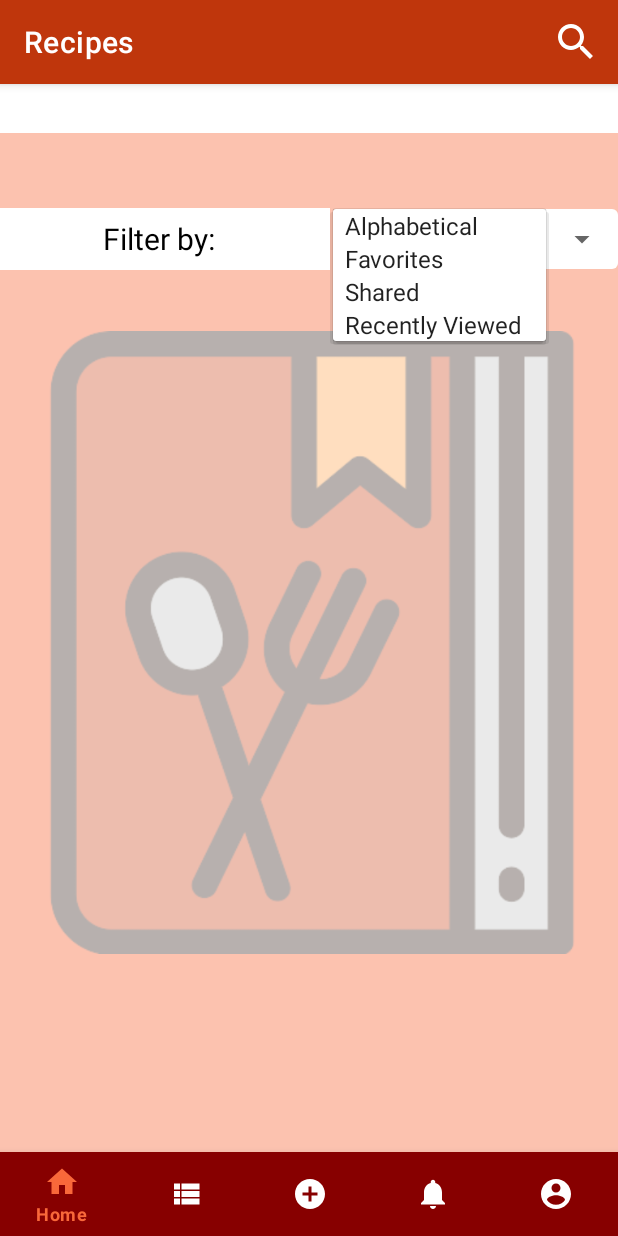
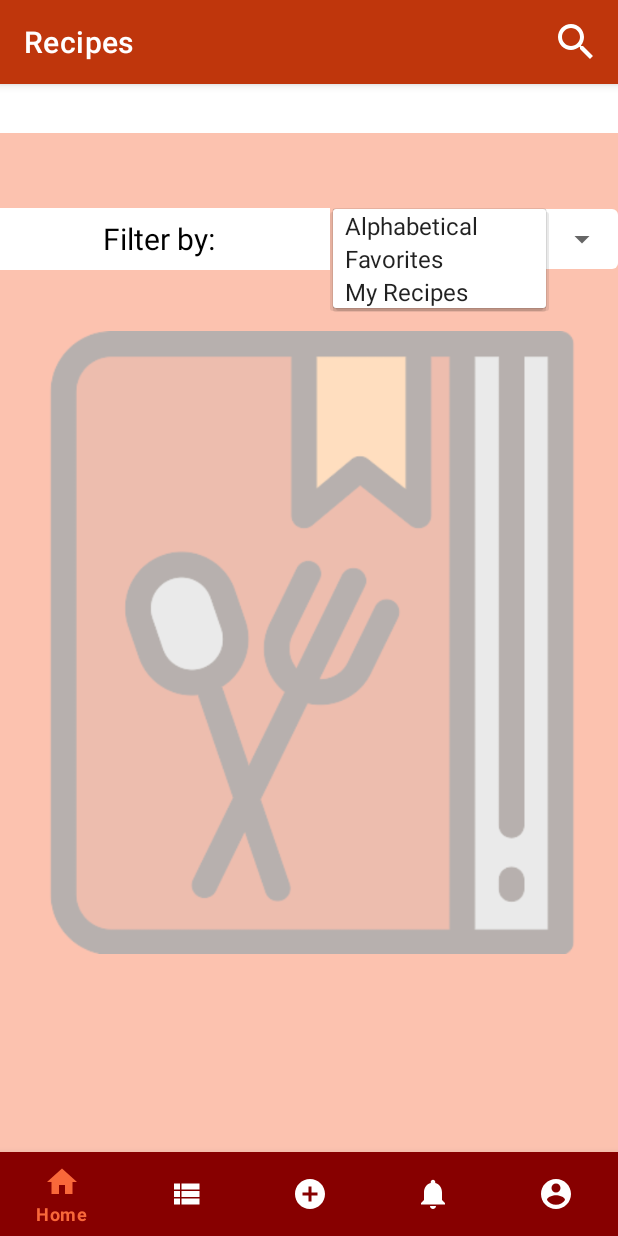
Before and after one commit to cookin-by-the-book/cookin-android, an Android app: the DashboardFragment screen opened through its navigation route, after a tap on "Alphabetical", on a phone screen of 412 x 824 dp. Run offline under Robolectric (Android 15) with nearby library versions, the phone set to English and light mode, and no system bars; our stand-ins replace Firebase (no records; nobody signed in at launch, a user with empty details on screens opened directly), navigation-ui; 2 statements that could not run were skipped.

Commit message:
Finished filtering

```diff
--- a/cookin_by_the_book/app/src/main/java/com/mobileappdev/cookinbythebook/ui/dashboard/DashboardFragment.java
+++ b/cookin_by_the_book/app/src/main/java/com/mobileappdev/cookinbythebook/ui/dashboard/DashboardFragment.java
@@ -99,6 +99,19 @@ public class DashboardFragment extends Fragment {
             }
         });
 
+
+        String hcname = null;
+        String hcowner = null;
+        String hcpicture = null;
+        Map<String, String> hcingredients = null;
+        String hcnotes = null;
+        ArrayList<String> hcsharedWith = null;
+        ArrayList<String> hcsteps = null;
+        ArrayList<String> hcfavorited = null;
+
+        String userID = "RdaBZx60uESOJrIxUnQV";
+        String userName = "Matthew";
+
         Databaser db = new Databaser();
         db.init();
         CollectionReference recipeStore = db.getStore("recipes");
@@ -109,74 +122,91 @@ public class DashboardFragment extends Fragment {
                     public void onComplete(@NonNull Task<QuerySnapshot> task) {
                         if (task.isSuccessful()) {
                             for (QueryDocumentSnapshot document : task.getResult()) {
-                                Log.d(TAG, document.getId() + " => " + document.getData());
+                                Map<String, Object> dater = document.getData();
+                                String name = (String) dater.get("name");
+                                // todo get actual name from UUID
+                                String owner = (String) dater.get("owner");
+                                String picture = (String) dater.get("picture");
+                                Map<String, String> ingredients = (Map<String, String>) dater.get("ingredients");
+                                String notes = (String) dater.get("notes");
+                                ArrayList<String> sharedWith = (ArrayList<String>) dater.get("shared_with");
+                                ArrayList<String> steps = (ArrayList<String>) dater.get("steps");
+                                ArrayList<String> favorited = (ArrayList<String>) dater.get("favorited");
+
+                                Recipe incoming = new Recipe(name, owner, picture, ingredients, notes, sharedWith, steps, favorited);
+                                allRecipesArrayList.add(incoming);
+                                //recipeArrayList.add(incoming);
+                                //Log.d(TAG, incoming.toString());
                             }
-                        } else {
-                            Log.d(TAG, "Error getting documents.", task.getException());
+                            RecipeArrayAdapter adapter = new RecipeArrayAdapter(getContext(), R.layout.recipe_item, recipeArrayList);
+                            Log.d(TAG, "SPINNERVAL:");
+                            Log.d(TAG, spinnerVal);
+                            if (spinnerVal.equals("Favorites")) {
+                                Log.d(TAG, "Favorites IF");
+                                for (int counter = 0; counter < allRecipesArrayList.size(); counter++) {
+                                    if (allRecipesArrayList.get(counter).favorited.contains(userID)) {
+                                        recipeArrayList.add(allRecipesArrayList.get(counter));
                                     }
                                 }
-                });
-
-        // doesn't work
-        Log.d(TAG, " shoot " + db.getOwner("1OZ1hfQzm7mHwKrujHNC"));
-
-        int userID = 1;
-
-        String picture = "";
-        Map<String, String> ingredients = new HashMap<String, String>();
-        String notes = "";
-        ArrayList<String> sharedWith = new ArrayList<String>();
-        ArrayList<String> steps = new ArrayList<String>();
-
-        Recipe sandwich = new Recipe("Sandwich", "Mom", picture,  ingredients, notes, sharedWith, steps);
-        Recipe cake = new Recipe("Cake", "John", picture,  ingredients, notes, sharedWith, steps);
-        Recipe pasta = new Recipe("Pasta", "Matthew", picture,  ingredients, notes, sharedWith, steps);
-        Recipe carbonara = new Recipe("Carbonara", "Jean", picture,  ingredients, notes, sharedWith, steps);
-        Recipe hamburger = new Recipe("Hamburger", "Jerry", picture,  ingredients, notes, sharedWith, steps);
-
-        allRecipesArrayList.add(sandwich);
-        allRecipesArrayList.add(cake);
-        allRecipesArrayList.add(pasta);
-        allRecipesArrayList.add(carbonara);
-        allRecipesArrayList.add(hamburger);
-
-        /*if (spinnerVal == "Favorites") {
+                            }
+                            else if (spinnerVal.equals("My Recipes")) {
+                                Log.d(TAG, "My Recipes IF");
                                 for (int counter = 0; counter < allRecipesArrayList.size(); counter++) {
-                if (allRecipesArrayList.get(counter)) {
+                                    if (allRecipesArrayList.get(counter).owner.equals(userID)) {
                                         recipeArrayList.add(allRecipesArrayList.get(counter));
                                     }
-        }*/
-        //else if (spinnerVal == "Shared")
-        /*else {
+                                }
+                            }
+                            else {
+                                Log.d(TAG, "ELSE IF");
                                 for (int counter = 0; counter < allRecipesArrayList.size(); counter++) {
                                     recipeArrayList.add(allRecipesArrayList.get(counter));
                                     }
-        }*/
-
-        //if (spinnerVal == "Alphabetical") {
+                            }
                             Collections.sort(recipeArrayList, new Comparator<Recipe>() {
                                 @Override
                                 public int compare(Recipe r1, Recipe r2) {
                                     return (r1.name.toLowerCase()).compareTo(r2.name.toLowerCase());
                                 }
                             });
-        //}
-        //else
-        /*if (spinnerVal == "Favorites") {
+
+                            mListView.setAdapter(adapter);
+                        } else {
+                            Log.d(TAG, "Error getting documents.", task.getException());
+                            RecipeArrayAdapter adapter = new RecipeArrayAdapter(getContext(), R.layout.recipe_item, recipeArrayList);
+
+                            if (spinnerVal.equals("Favorites")) {
+                                for (int counter = 0; counter < allRecipesArrayList.size(); counter++) {
+                                    if (allRecipesArrayList.get(counter).favorited.contains(userID)) {
+                                        recipeArrayList.add(allRecipesArrayList.get(counter));
+                                    }
+                                }
+                            }
+                            else if (spinnerVal.equals("My Recipes")) {
+                                Log.d(TAG, "My Recipes IF");
+                                for (int counter = 0; counter < allRecipesArrayList.size(); counter++) {
+                                    if (allRecipesArrayList.get(counter).owner.equals(userID)) {
+                                        recipeArrayList.add(allRecipesArrayList.get(counter));
+                                    }
+                                }
+                            }
+                            else {
+                                for (int counter = 0; counter < allRecipesArrayList.size(); counter++) {
+                                    recipeArrayList.add(allRecipesArrayList.get(counter));
+                                }
+                            }
+
                             Collections.sort(recipeArrayList, new Comparator<Recipe>() {
                                 @Override
                                 public int compare(Recipe r1, Recipe r2) {
-
+                                    return (r1.name.toLowerCase()).compareTo(r2.name.toLowerCase());
                                 }
                             });
-        }*/
 
-        //Log.d(TAG, spinnerVal);
-        Log.d(TAG, "DDDDDDDDDDDDDDDDDDDDDDDDDDDDDDDDDDDDDDDDDDDDDDDDDDDDDDDDDDDDD");
-
-        RecipeArrayAdapter adapter = new RecipeArrayAdapter(getContext(), R.layout.recipe_item, recipeArrayList);
                             mListView.setAdapter(adapter);
-
+                        }
+                    }
+                });
         Log.d(TAG, "onCreateView completed");
         return root;
     }
--- a/cookin_by_the_book/app/src/main/res/values/strings.xml
+++ b/cookin_by_the_book/app/src/main/res/values/strings.xml
@@ -12,7 +12,6 @@
     <string-array name="filters_array">
         <item>Alphabetical</item>
         <item>Favorites</item>
-        <item>Shared</item>
-        <item>Recently Viewed</item>
+        <item>My Recipes</item>
     </string-array>
 </resources>
```
Lines whose indentation alone changed are shown as unchanged.
